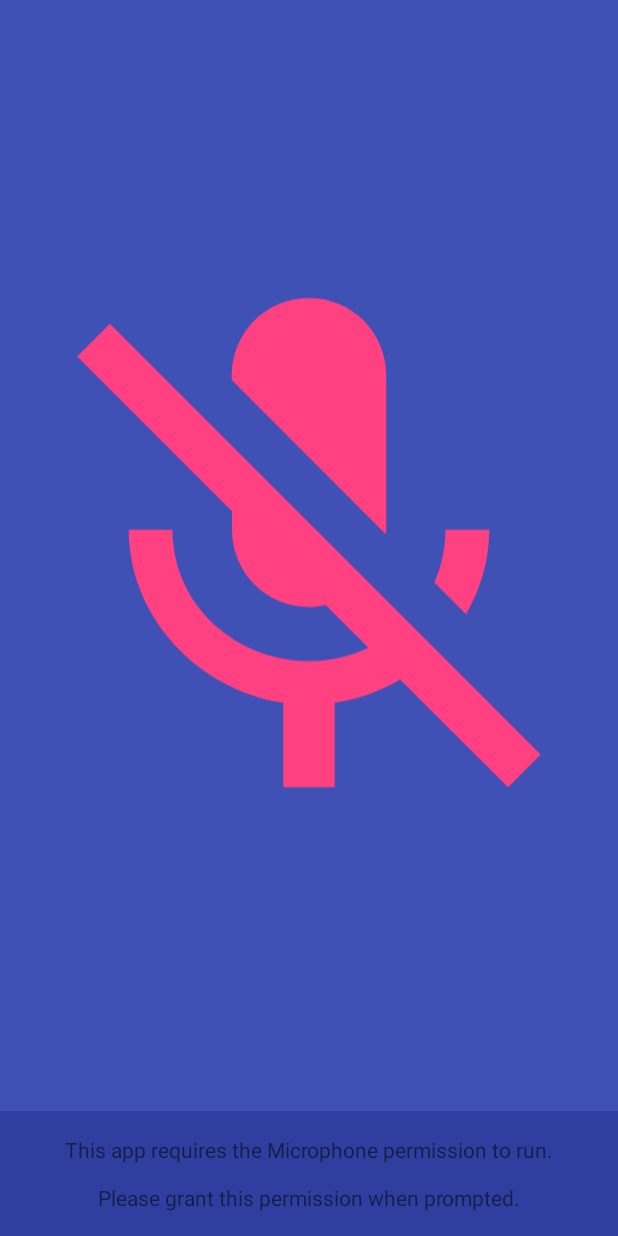
After one commit to sheik1/Android, an Android app: the layout activity_permissions.xml on its own in the app's theme, with its tools: preview values and no code run, on a phone screen of 412 x 824 dp. The commit adds this screen. Run offline under Robolectric (Android 15) with nearby library versions, the phone set to English and light mode, and no system bars.

Commit message:
added visualizer with check permission

```diff
--- /dev/null
+++ b/app/src/main/res/drawable/ic_mic_off.xml
@@ -0,0 +1,9 @@
+<vector xmlns:android="http://schemas.android.com/apk/res/android"
+  android:width="200dp"
+  android:height="200dp"
+  android:viewportHeight="24.0"
+  android:viewportWidth="24.0">
+  <path
+    android:fillColor="#FF000000"
+    android:pathData="M19,11h-1.7c0,0.74 -0.16,1.43 -0.43,2.05l1.23,1.23c0.56,-0.98 0.9,-2.09 0.9,-3.28zM14.98,11.17c0,-0.06 0.02,-0.11 0.02,-0.17L15,5c0,-1.66 -1.34,-3 -3,-3S9,3.34 9,5v0.18l5.98,5.99zM4.27,3L3,4.27l6.01,6.01L9.01,11c0,1.66 1.33,3 2.99,3 0.22,0 0.44,-0.03 0.65,-0.08l1.66,1.66c-0.71,0.33 -1.5,0.52 -2.31,0.52 -2.76,0 -5.3,-2.1 -5.3,-5.1L5,11c0,3.41 2.72,6.23 6,6.72L11,21h2v-3.28c0.91,-0.13 1.77,-0.45 2.54,-0.9L19.73,21 21,19.73 4.27,3z" />
+</vector>
--- /dev/null
+++ b/app/src/main/res/layout/activity_permissions.xml
@@ -0,0 +1,33 @@
+<?xml version="1.0" encoding="utf-8"?>
+<LinearLayout xmlns:android="http://schemas.android.com/apk/res/android"
+    android:layout_width="match_parent"
+    android:layout_height="match_parent"
+    android:orientation="vertical">
+
+    <ImageView
+        android:layout_width="match_parent"
+        android:layout_height="0dp"
+        android:layout_weight="1"
+        android:adjustViewBounds="true"
+        android:src="@drawable/ic_mic_off"
+        android:tint="@color/colorAccent"
+        android:background="@color/colorPrimary"
+        android:contentDescription="@null"/>
+
+    <LinearLayout
+        android:layout_width="match_parent"
+        android:layout_height="wrap_content"
+        android:background="@color/colorPrimaryDark"
+        android:orientation="horizontal">
+
+        <TextView
+
+            android:layout_width="0dp"
+            android:layout_height="wrap_content"
+            android:layout_weight="1"
+            android:padding="16dp"
+            android:gravity="center"
+            android:text="@string/no_permissions" />
+
+    </LinearLayout>
+</LinearLayout>
--- a/app/src/main/res/values/strings.xml
+++ b/app/src/main/res/values/strings.xml
@@ -8,4 +8,10 @@
 
         <string name="error_player">There was an error initializing the YouTubePlayer (%1$s)</string>
 
+        <string name="no_permissions">This app requires the Microphone permission to run.\n\nPlease grant this permission when prompted.</string>
+         <string name="settings">Settings</string>
+         <string name="help">Help</string>
+         <string name="string_help_text">The Record Audio permission is missing and Android requires this app to have this permission to be able to capture the current music stream. Although this gets displayed as the Microphone permission, this app does not capture microphone data, just the current audio playback\n\nTo grant this permission click on Settings, then Permissions and turn the Microphone permission on.\n\nThen click back twice to return to the app</string>
+         <string name="quit">Exit App</string>
+
 </resources>
```
Also changed, not shown: app/src/main/AndroidManifest.xml (+17 -0 lines), app/src/main/java/com/example/sheikr/muziekapplicatie/MainActivity.java (+4 -6 lines), app/src/main/java/com/example/sheikr/muziekapplicatie/visualizer/SimpleWaveformRenderer.java (added, +64 -0 lines), app/src/main/java/com/example/sheikr/muziekapplicatie/visualizer/VisualizerActivity.java (added, +85 -0 lines), app/src/main/java/com/example/sheikr/muziekapplicatie/visualizer/WaveformRenderer.java (added, +8 -0 lines), app/src/main/java/com/example/sheikr/muziekapplicatie/visualizer/WaveformView.java (added, +44 -0 lines), app/src/main/java/com/example/sheikr/muziekapplicatie/visualizer/permissions/PermissionChecker.java (added, +27 -0 lines), app/src/main/java/com/example/sheikr/muziekapplicatie/visualizer/permissions/PermissionsActivity.java (added, +120 -0 lines), app/src/main/res/layout/activity_content_visualizer.xml (added, +10 -0 lines), app/src/main/res/layout/activity_visualizer.xml (added, +10 -0 lines).
